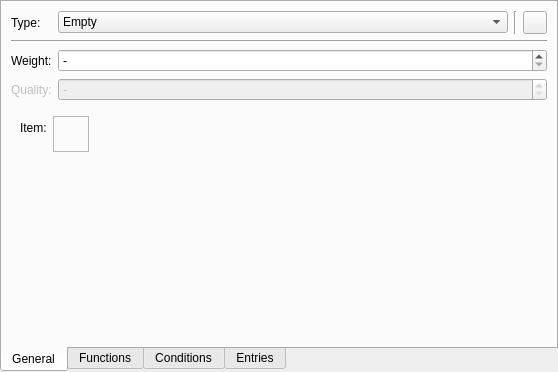
Above: loottableentry.ui from IoeCmcomc/MCDatapacker before the change. Below: the same form after it.
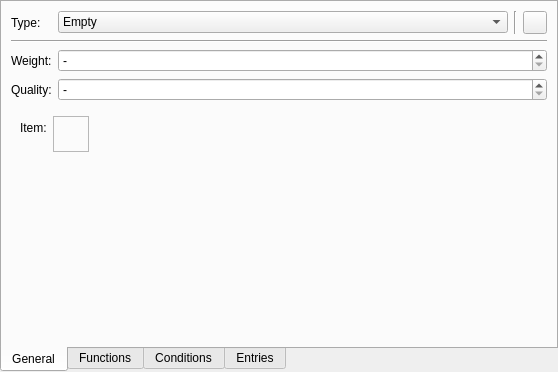
That is the form after the change. Icons and pictures are not drawn. Custom widgets are drawn as their Qt base class.

Commit message: [Minor] Loot table editor is now not use "luck based" check button

What changed in the file:
```diff
--- a/loottableentry.ui
+++ b/loottableentry.ui
@@ -237,9 +237,6 @@
     </item>
     <item row="3" column="0">
      <widget class="QLabel" name="qualityLabel">
-      <property name="enabled">
-       <bool>false</bool>
-      </property>
       <property name="toolTip">
        <string>Bonus weight from luck.</string>
       </property>
@@ -250,9 +247,6 @@
     </item>
     <item row="3" column="1" colspan="3">
      <widget class="QSpinBox" name="qualitySpin">
-      <property name="enabled">
-       <bool>false</bool>
-      </property>
       <property name="specialValueText">
        <string>-</string>
       </property>
```
The commit also changes 5 other files.
